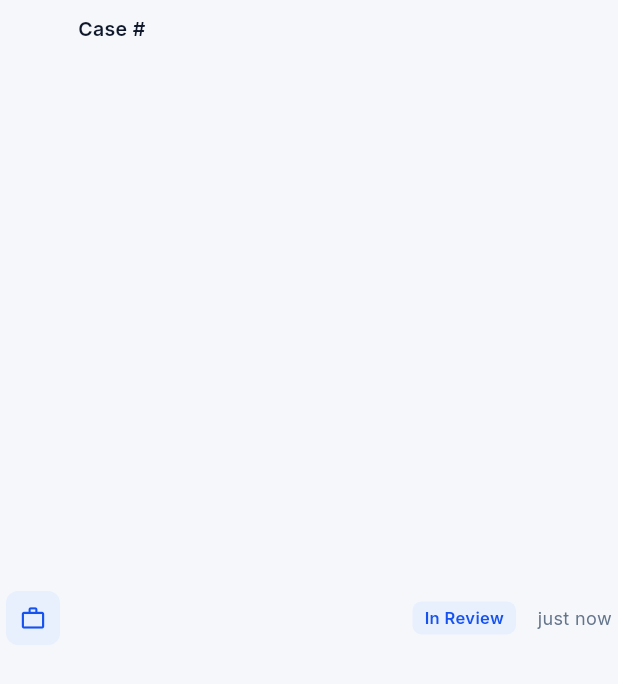
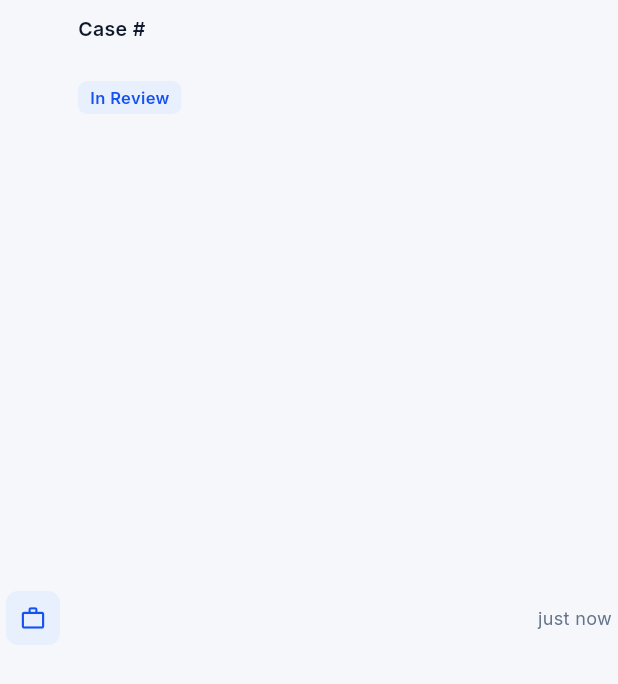
Before and after one commit to Veranzi/proofloop, a Flutter app: the CaseTile widget shown alone on an empty page, opened directly with empty values, on a phone screen of 412 x 824 dp. Shown: the top 684 px of the screen. Run offline on Flutter 3.47's test engine with Material 3 defaults, Android fonts, the phone set to English and light mode, and no system bars; our stand-ins replace file_picker, go_router, google_fonts; accounts and stored records are empty.

Commit message:
Fix narrow-screen overflows and add screen render tests
Auth footer links wrap instead of overflowing, case rows move the status chip under the title on phones, and long file names and the logo truncate cleanly. New widget tests render every route at phone (390px) and desktop (1440px) sizes and fail on any layout overflow.

```diff
--- a/frontend/lib/features/auth/login_screen.dart
+++ b/frontend/lib/features/auth/login_screen.dart
@@ -108,8 +108,9 @@ class _LoginScreenState extends State<LoginScreen> {
                   _run(() => AuthService.instance.signInWithProvider(p)),
             ),
             const SizedBox(height: 24),
-            Row(
-              mainAxisAlignment: MainAxisAlignment.center,
+            Wrap(
+              alignment: WrapAlignment.center,
+              crossAxisAlignment: WrapCrossAlignment.center,
               children: [
                 const Text("Don't have an account?",
                     style: TextStyle(color: AppColors.textSecondary)),
--- a/frontend/lib/features/auth/signup_screen.dart
+++ b/frontend/lib/features/auth/signup_screen.dart
@@ -97,8 +97,9 @@ class _SignUpScreenState extends State<SignUpScreen> {
                   : const Text('Create Account'),
             ),
             const SizedBox(height: 20),
-            Row(
-              mainAxisAlignment: MainAxisAlignment.center,
+            Wrap(
+              alignment: WrapAlignment.center,
+              crossAxisAlignment: WrapCrossAlignment.center,
               children: [
                 const Text('Already have an account?',
                     style: TextStyle(color: AppColors.textSecondary)),
--- a/frontend/lib/widgets/case_tile.dart
+++ b/frontend/lib/widgets/case_tile.dart
@@ -20,6 +20,9 @@ class CaseTile extends StatelessWidget {
       CaseStatus.completed => (AppColors.successSoft, AppColors.success),
     };
 
+    return LayoutBuilder(builder: (context, constraints) {
+      // Narrow rows (phones) put the status chip under the title.
+      final compact = constraints.maxWidth < 440;
       return InkWell(
         borderRadius: BorderRadius.circular(8),
         onTap: () => context.go('/cases/${item.id}'),
@@ -42,27 +45,33 @@ class CaseTile extends StatelessWidget {
                   crossAxisAlignment: CrossAxisAlignment.start,
                   children: [
                     Text('Case #${item.id}',
+                        overflow: TextOverflow.ellipsis,
                         style: const TextStyle(
                             fontWeight: FontWeight.w600, fontSize: 13)),
                     const SizedBox(height: 2),
                     Text(item.title,
+                        overflow: TextOverflow.ellipsis,
+                        style: const TextStyle(
+                            fontSize: 12, color: AppColors.textSecondary)),
+                    if (compact) ...[
+                      const SizedBox(height: 6),
+                      StatusChip(item.status),
+                    ],
+                  ],
+                ),
+              ),
+              if (!compact) ...[
+                StatusChip(item.status),
+                const SizedBox(width: 12),
+              ],
+              const SizedBox(width: 8),
+              Text(timeAgo(item.createdAt),
                   style: const TextStyle(
                       fontSize: 12, color: AppColors.textSecondary)),
             ],
           ),
         ),
-            StatusChip(item.status),
-            const SizedBox(width: 12),
-            SizedBox(
-              width: 52,
-              child: Text(timeAgo(item.createdAt),
-                  textAlign: TextAlign.end,
-                  style: const TextStyle(
-                      fontSize: 12, color: AppColors.textSecondary)),
-            ),
-          ],
-        ),
-      ),
       );
+    });
   }
 }
```
Also changed, not shown: frontend/lib/features/profile/profile_screen.dart (+7 -4 lines), frontend/lib/features/review/review_workspace_screen.dart (+6 -3 lines), frontend/lib/widgets/brand_logo.dart (+9 -6 lines), 1 other file. Lines whose indentation alone changed are shown as unchanged.
